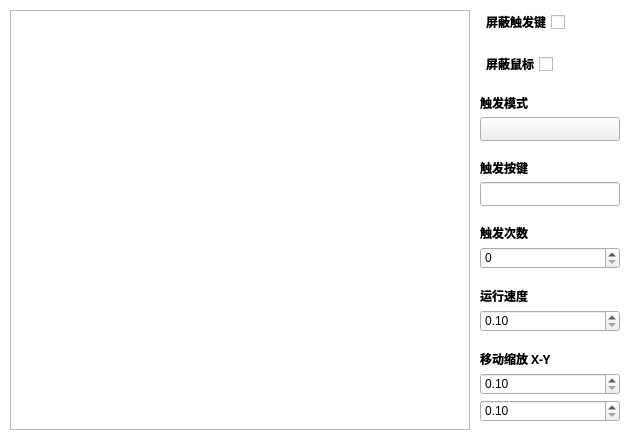
Before: the Qt Designer form source/ui/TriggerUi.ui in ChiyukiGana/Quickinput, drawn with Qt 5.
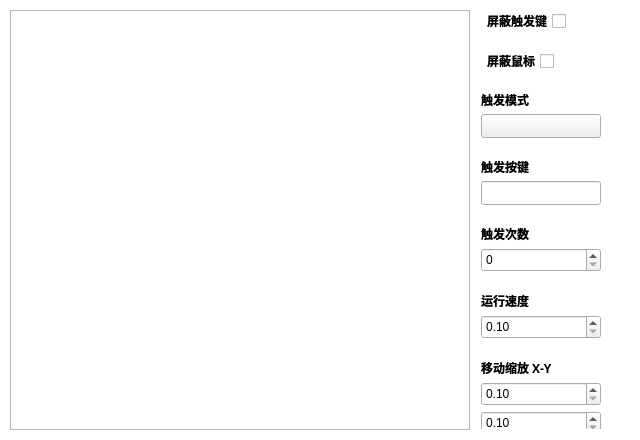
After: the same form once the commit is applied. Icons and pictures are not drawn. Custom widgets are drawn as their Qt base class.

Patch:
```diff
--- a/source/ui/TriggerUi.ui
+++ b/source/ui/TriggerUi.ui
@@ -76,9 +76,6 @@
         <property name="spacing">
          <number>10</number>
         </property>
-        <property name="rightMargin">
-         <number>0</number>
-        </property>
         <item>
          <widget class="QMacroTable" name="macroGroup_table">
           <property name="sizePolicy">
@@ -130,10 +127,34 @@
          </widget>
         </item>
         <item>
-         <widget class="QWidget" name="param_widget" native="true">
+         <widget class="QScrollArea" name="scrollArea">
+          <property name="styleSheet">
+           <string notr="true">#scrollArea{background-color:rgba(0,0,0,0)}</string>
+          </property>
+          <property name="verticalScrollBarPolicy">
+           <enum>Qt::ScrollBarAlwaysOff</enum>
+          </property>
+          <property name="horizontalScrollBarPolicy">
+           <enum>Qt::ScrollBarAlwaysOff</enum>
+          </property>
+          <property name="widgetResizable">
+           <bool>true</bool>
+          </property>
+          <widget class="QWidget" name="scrollAreaContents">
+           <property name="geometry">
+            <rect>
+             <x>0</x>
+             <y>0</y>
+             <width>146</width>
+             <height>544</height>
+            </rect>
+           </property>
+           <property name="styleSheet">
+            <string notr="true">#scrollAreaContents{background-color:rgba(0,0,0,0)}</string>
+           </property>
           <layout class="QVBoxLayout" name="verticalLayout_2">
            <property name="spacing">
-            <number>18</number>
+             <number>20</number>
            </property>
            <property name="leftMargin">
             <number>0</number>
@@ -160,6 +181,12 @@
                  <verstretch>0</verstretch>
                 </sizepolicy>
                </property>
+                <property name="minimumSize">
+                 <size>
+                  <width>0</width>
+                  <height>20</height>
+                 </size>
+                </property>
                <property name="font">
                 <font>
                  <family>Microsoft YaHei</family>
@@ -173,9 +200,6 @@
                <property name="layoutDirection">
                 <enum>Qt::RightToLeft</enum>
                </property>
-               <property name="styleSheet">
-                <string notr="true"/>
-               </property>
                <property name="text">
                 <string>屏蔽触发键</string>
                </property>
@@ -221,6 +245,12 @@
                  <verstretch>0</verstretch>
                 </sizepolicy>
                </property>
+                <property name="minimumSize">
+                 <size>
+                  <width>0</width>
+                  <height>20</height>
+                 </size>
+                </property>
                <property name="font">
                 <font>
                  <family>Microsoft YaHei</family>
@@ -234,9 +264,6 @@
                <property name="layoutDirection">
                 <enum>Qt::RightToLeft</enum>
                </property>
-               <property name="styleSheet">
-                <string notr="true"/>
-               </property>
                <property name="text">
                 <string>屏蔽鼠标</string>
                </property>
@@ -296,31 +323,18 @@
              </item>
              <item>
               <widget class="QComboBox" name="mode_combo">
-               <property name="sizePolicy">
-                <sizepolicy hsizetype="Fixed" vsizetype="Fixed">
-                 <horstretch>0</horstretch>
-                 <verstretch>0</verstretch>
-                </sizepolicy>
-               </property>
                <property name="minimumSize">
                 <size>
-                 <width>140</width>
+                  <width>120</width>
                  <height>24</height>
                 </size>
                </property>
                <property name="maximumSize">
                 <size>
-                 <width>140</width>
+                  <width>120</width>
                  <height>24</height>
                 </size>
                </property>
-               <property name="font">
-                <font>
-                 <family>Microsoft YaHei</family>
-                 <weight>75</weight>
-                 <bold>true</bold>
-                </font>
-               </property>
                <property name="focusPolicy">
                 <enum>Qt::ClickFocus</enum>
                </property>
@@ -361,21 +375,15 @@
              </item>
              <item>
               <widget class="QKeyEdit" name="key_keyedit">
-               <property name="sizePolicy">
-                <sizepolicy hsizetype="Fixed" vsizetype="Fixed">
-                 <horstretch>0</horstretch>
-                 <verstretch>0</verstretch>
-                </sizepolicy>
-               </property>
                <property name="minimumSize">
                 <size>
-                 <width>140</width>
+                  <width>120</width>
                  <height>24</height>
                 </size>
                </property>
                <property name="maximumSize">
                 <size>
-                 <width>140</width>
+                  <width>120</width>
                  <height>24</height>
                 </size>
                </property>
@@ -410,9 +418,15 @@
              </item>
              <item>
               <widget class="QSpinBox" name="count_edit">
+                <property name="minimumSize">
+                 <size>
+                  <width>120</width>
+                  <height>24</height>
+                 </size>
+                </property>
                <property name="maximumSize">
                 <size>
-                 <width>140</width>
+                  <width>120</width>
                  <height>24</height>
                 </size>
                </property>
@@ -450,9 +464,15 @@
              </item>
              <item>
               <widget class="QDoubleSpinBox" name="speed_edit">
+                <property name="minimumSize">
+                 <size>
+                  <width>120</width>
+                  <height>24</height>
+                 </size>
+                </property>
                <property name="maximumSize">
                 <size>
-                 <width>140</width>
+                  <width>120</width>
                  <height>24</height>
                 </size>
                </property>
@@ -493,9 +513,15 @@
              </item>
              <item>
               <widget class="QDoubleSpinBox" name="moveScale_x_edit">
+                <property name="minimumSize">
+                 <size>
+                  <width>120</width>
+                  <height>24</height>
+                 </size>
+                </property>
                <property name="maximumSize">
                 <size>
-                 <width>140</width>
+                  <width>120</width>
                  <height>24</height>
                 </size>
                </property>
@@ -509,9 +535,15 @@
              </item>
              <item>
               <widget class="QDoubleSpinBox" name="moveScale_y_edit">
+                <property name="minimumSize">
+                 <size>
+                  <width>120</width>
+                  <height>24</height>
+                 </size>
+                </property>
                <property name="maximumSize">
                 <size>
-                 <width>140</width>
+                  <width>120</width>
                  <height>24</height>
                 </size>
                </property>
@@ -526,19 +558,103 @@
             </layout>
            </item>
            <item>
-            <spacer name="widget_spacer">
+             <layout class="QVBoxLayout" name="posScale_box">
+              <property name="spacing">
+               <number>5</number>
+              </property>
+              <item>
+               <widget class="QLabel" name="posScale_label">
+                <property name="sizePolicy">
+                 <sizepolicy hsizetype="Preferred" vsizetype="Preferred">
+                  <horstretch>0</horstretch>
+                  <verstretch>0</verstretch>
+                 </sizepolicy>
+                </property>
+                <property name="font">
+                 <font>
+                  <family>Microsoft YaHei</family>
+                  <weight>75</weight>
+                  <bold>true</bold>
+                 </font>
+                </property>
+                <property name="text">
+                 <string>位置偏移 X-Y</string>
+                </property>
+               </widget>
+              </item>
+              <item>
+               <widget class="QDoubleSpinBox" name="posScale_x_edit">
+                <property name="minimumSize">
+                 <size>
+                  <width>120</width>
+                  <height>24</height>
+                 </size>
+                </property>
+                <property name="maximumSize">
+                 <size>
+                  <width>120</width>
+                  <height>24</height>
+                 </size>
+                </property>
+                <property name="focusPolicy">
+                 <enum>Qt::ClickFocus</enum>
+                </property>
+                <property name="minimum">
+                 <double>-1.000000000000000</double>
+                </property>
+                <property name="maximum">
+                 <double>1.000000000000000</double>
+                </property>
+                <property name="singleStep">
+                 <double>0.100000000000000</double>
+                </property>
+               </widget>
+              </item>
+              <item>
+               <widget class="QDoubleSpinBox" name="posScale_y_edit">
+                <property name="minimumSize">
+                 <size>
+                  <width>120</width>
+                  <height>24</height>
+                 </size>
+                </property>
+                <property name="maximumSize">
+                 <size>
+                  <width>120</width>
+                  <height>24</height>
+                 </size>
+                </property>
+                <property name="focusPolicy">
+                 <enum>Qt::ClickFocus</enum>
+                </property>
+                <property name="minimum">
+                 <double>-1.000000000000000</double>
+                </property>
+                <property name="maximum">
+                 <double>1.000000000000000</double>
+                </property>
+                <property name="singleStep">
+                 <double>0.100000000000000</double>
+                </property>
+               </widget>
+              </item>
+             </layout>
+            </item>
+            <item>
+             <spacer name="stack_page_1_spacer">
              <property name="orientation">
               <enum>Qt::Vertical</enum>
              </property>
              <property name="sizeHint" stdset="0">
               <size>
-               <width>0</width>
-               <height>0</height>
+                <width>20</width>
+                <height>53</height>
               </size>
              </property>
             </spacer>
            </item>
           </layout>
+          </widget>
          </widget>
         </item>
        </layout>
```
Left out of the diff: 24 changed lines with no effect on the pictures. Lines whose indentation alone changed are shown as unchanged.
